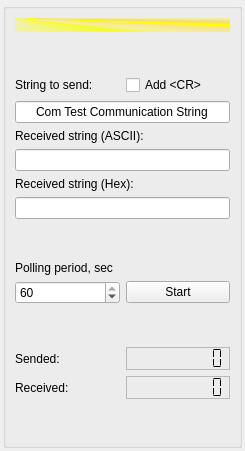
First picture: the form in comworkview.ui, repository igorf7/DeviceLinkTest, before the edit.
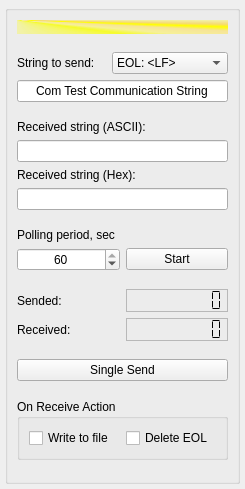
Second picture: the form after the edit.

Patch:
```diff
--- a/comworkview.ui
+++ b/comworkview.ui
@@ -7,7 +7,7 @@
     <x>0</x>
     <y>0</y>
     <width>245</width>
-    <height>451</height>
+    <height>489</height>
    </rect>
   </property>
   <property name="windowTitle">
@@ -15,16 +15,16 @@
   </property>
   <layout class="QVBoxLayout" name="verticalLayout_8">
    <property name="leftMargin">
-    <number>3</number>
+    <number>5</number>
    </property>
    <property name="topMargin">
-    <number>3</number>
+    <number>5</number>
    </property>
    <property name="rightMargin">
-    <number>3</number>
+    <number>5</number>
    </property>
    <property name="bottomMargin">
-    <number>3</number>
+    <number>5</number>
    </property>
    <item>
     <widget class="QGroupBox" name="groupBox">
@@ -72,10 +72,45 @@
            </widget>
           </item>
           <item>
-           <widget class="QCheckBox" name="crCheckBox">
-            <property name="text">
-             <string>Add &lt;CR&gt;</string>
+           <spacer name="horizontalSpacer">
+            <property name="orientation">
+             <enum>Qt::Horizontal</enum>
             </property>
+            <property name="sizeHint" stdset="0">
+             <size>
+              <width>40</width>
+              <height>20</height>
+             </size>
+            </property>
+           </spacer>
+          </item>
+          <item>
+           <widget class="QComboBox" name="eolCharComboBox">
+            <item>
+             <property name="text">
+              <string>EOL: &lt;LF&gt;</string>
+             </property>
+            </item>
+            <item>
+             <property name="text">
+              <string>EOL: &lt;CR&gt;</string>
+             </property>
+            </item>
+            <item>
+             <property name="text">
+              <string>EOL: &lt;CR+ LF&gt;</string>
+             </property>
+            </item>
+            <item>
+             <property name="text">
+              <string>EOL: &lt;LF+ CR&gt;</string>
+             </property>
+            </item>
+            <item>
+             <property name="text">
+              <string>Don't Add EOL</string>
+             </property>
+            </item>
            </widget>
           </item>
          </layout>
@@ -92,6 +127,19 @@
         </item>
        </layout>
       </item>
+      <item>
+       <spacer name="verticalSpacer_2">
+        <property name="orientation">
+         <enum>Qt::Vertical</enum>
+        </property>
+        <property name="sizeHint" stdset="0">
+         <size>
+          <width>20</width>
+          <height>40</height>
+         </size>
+        </property>
+       </spacer>
+      </item>
       <item>
        <layout class="QVBoxLayout" name="verticalLayout_4">
         <item>
@@ -103,6 +151,9 @@
         </item>
         <item>
          <widget class="QLineEdit" name="respLineEdit">
+          <property name="text">
+           <string/>
+          </property>
           <property name="alignment">
            <set>Qt::AlignCenter</set>
           </property>
@@ -120,15 +171,21 @@
         </item>
         <item>
          <widget class="QLineEdit" name="respLineEditHex">
+          <property name="text">
+           <string/>
+          </property>
           <property name="alignment">
            <set>Qt::AlignCenter</set>
           </property>
+          <property name="readOnly">
+           <bool>true</bool>
+          </property>
          </widget>
         </item>
        </layout>
       </item>
       <item>
-       <spacer name="verticalSpacer_2">
+       <spacer name="verticalSpacer_3">
         <property name="orientation">
          <enum>Qt::Vertical</enum>
         </property>
@@ -153,6 +210,9 @@
          <layout class="QHBoxLayout" name="horizontalLayout_5">
           <item>
            <widget class="QSpinBox" name="pollPeridSpinbox">
+            <property name="alignment">
+             <set>Qt::AlignCenter</set>
+            </property>
             <property name="minimum">
              <number>1</number>
             </property>
@@ -176,7 +236,7 @@
        </layout>
       </item>
       <item>
-       <spacer name="verticalSpacer_3">
+       <spacer name="verticalSpacer_4">
         <property name="orientation">
          <enum>Qt::Vertical</enum>
         </property>
@@ -247,7 +307,63 @@
        </layout>
       </item>
       <item>
-       <spacer name="verticalSpacer_4">
+       <spacer name="verticalSpacer_5">
+        <property name="orientation">
+         <enum>Qt::Vertical</enum>
+        </property>
+        <property name="sizeHint" stdset="0">
+         <size>
+          <width>20</width>
+          <height>40</height>
+         </size>
+        </property>
+       </spacer>
+      </item>
+      <item>
+       <widget class="QPushButton" name="singleButton">
+        <property name="text">
+         <string>Single Send</string>
+        </property>
+       </widget>
+      </item>
+      <item>
+       <spacer name="verticalSpacer_6">
+        <property name="orientation">
+         <enum>Qt::Vertical</enum>
+        </property>
+        <property name="sizeHint" stdset="0">
+         <size>
+          <width>20</width>
+          <height>40</height>
+         </size>
+        </property>
+       </spacer>
+      </item>
+      <item>
+       <widget class="QGroupBox" name="groupBox_2">
+        <property name="title">
+         <string>On Receive Action</string>
+        </property>
+        <layout class="QHBoxLayout" name="horizontalLayout_2">
+         <item>
+          <widget class="QCheckBox" name="writeFileCheckBox">
+           <property name="text">
+            <string>Write to file</string>
+           </property>
+          </widget>
+         </item>
+         <item>
+          <widget class="QCheckBox" name="deleteEolCheckBox">
+           <property name="text">
+            <string>Delete EOL</string>
+           </property>
+          </widget>
+         </item>
+        </layout>
+       </widget>
+      </item>
+      <item>
+       <spacer name="verticalSpacer_7">
         <property name="orientation">
          <enum>Qt::Vertical</enum>
         </property>
```
Left out of the diff: 2 changed lines with no effect on the pictures.
